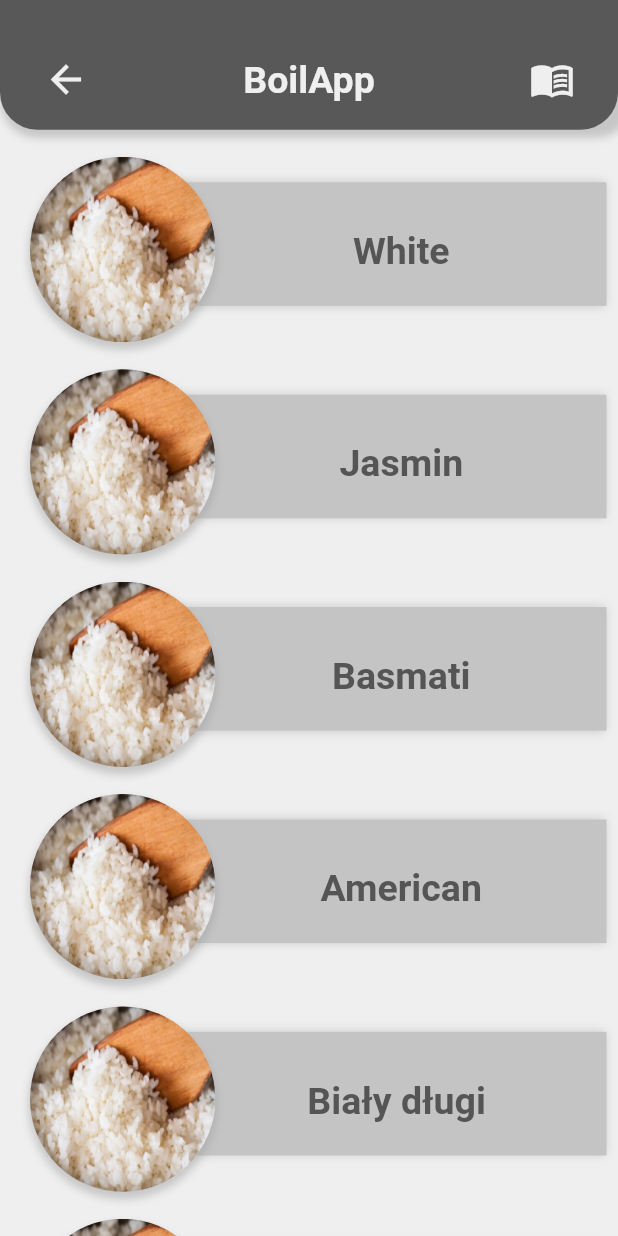
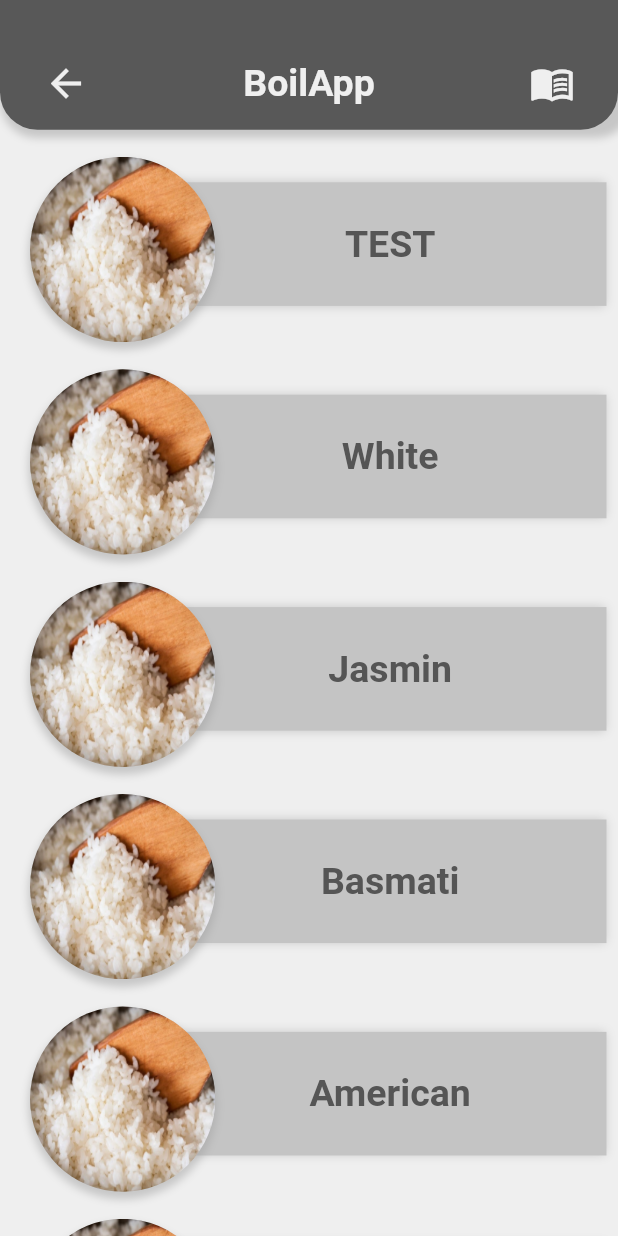
Before and after one commit to reszka-m/boil_app, a Flutter app: the screen it shows after launch, after a tap on "Rice", on a phone screen of 412 x 824 dp. Run offline on Flutter 3.47's test engine with Material 2 defaults, Android fonts, the phone set to English and light mode, and no system bars; our stand-ins replace google_mobile_ads; missing offline and left inert: soundpool; network calls fail.

Commit message:
We're getting closer!

```diff
--- a/lib/data.dart
+++ b/lib/data.dart
@@ -5,15 +5,24 @@ List<List<DataModel>> generateData() {
     [
       // ryże
       DataModel(
+        time: TimeModel(minutes: 0, seconds: 5),
+        imagePath: "assets/images/rice.jpg",
+        info:
+            "Jakis calkiem dlugi tekst co by tu mogl byc potencjalnie lecz nie analnie hehe",
+        name: "TEST",
+      ),
+      DataModel(
         time: TimeModel(minutes: 12, seconds: 0),
         imagePath: "assets/images/rice.jpg",
-        info: "",
+        info:
+            "Jakis calkiem dlugi tekst co by tu mogl byc potencjalnie lecz nie analnie hehe",
         name: "White",
       ),
       DataModel(
         time: TimeModel(minutes: 15, seconds: 0),
         imagePath: "assets/images/rice.jpg",
-        info: "",
+        info:
+            "Jakis calkiem dlugi tekst co by tu mogl byc potencjalnie lecz nie analnie hehe",
         name: "Jasmin",
       ),
       DataModel(
@@ -40,12 +49,7 @@ List<List<DataModel>> generateData() {
         info: "",
         name: "Długoziarnisty ",
       ),
-      DataModel(
-        time: TimeModel(minutes: 10, seconds: 0),
-        imagePath: "assets/images/rice.jpg",
-        info: "",
-        name: "Natural whole grain parboiled",
-      ),
+
       DataModel(
         time: TimeModel(minutes: 30, seconds: 0),
         imagePath: "assets/images/rice.jpg",
--- a/lib/screens/details_screen/components/upper_bar.dart
+++ b/lib/screens/details_screen/components/upper_bar.dart
@@ -38,7 +38,7 @@ class UpperBar extends StatelessWidget {
           padding: EdgeInsets.only(
               left: kDefaultPadding,
               right: kDefaultPadding,
-              top: kDefaultPadding),
+              top: kDefaultPadding + 5),
           child: Row(
             mainAxisAlignment: MainAxisAlignment.spaceBetween,
             children: [
--- a/lib/screens/epanded_screen/components/item_list_2.dart
+++ b/lib/screens/epanded_screen/components/item_list_2.dart
@@ -61,11 +61,11 @@ class SingleTile extends StatelessWidget {
                 ),
                 //text container
                 Positioned(
-                  right: size.width * 0.15,
-                  top: size.height * 0.08,
+                  right: 0,
+                  top: size.height * 0.05,
                   child: Container(
-                    width: 150,
-                    height: 30,
+                    width: size.width * 0.7,
+                    height: 70,
                     child: Align(
                       alignment: Alignment.center,
                       child: FittedBox(
--- a/lib/screens/epanded_screen/components/upper_bar.dart
+++ b/lib/screens/epanded_screen/components/upper_bar.dart
@@ -31,9 +31,11 @@ class UpperBar extends StatelessWidget {
             ),
           ),
           height: 0.105 * size.height,
-          padding:
-              EdgeInsets.only(left: kDefaultPadding, right: kDefaultPadding,
-              top: kDefaultPadding),
+          padding: EdgeInsets.only(
+            left: kDefaultPadding,
+            right: kDefaultPadding,
+            top: kDefaultPadding + 5,
+          ),
           child: Row(
             mainAxisAlignment: MainAxisAlignment.spaceBetween,
             children: [
--- a/lib/screens/home_page/components/item_list_1.dart
+++ b/lib/screens/home_page/components/item_list_1.dart
@@ -102,30 +102,32 @@ class SingleTile extends StatelessWidget {
                   width: size.width * 0.86,
                   margin: EdgeInsets.only(
                     top: kDefaultPadding + 15,
-                    left: kDefaultPadding + 30,
+                    left: size.width * 0.14,
                   ),
                 ),
                 //text container
-                Positioned(
-                  right: size.width * 0.15,
-                  top: size.height * 0.08,
-                  child: Container(
-                    width: 150,
-                    height: 30,
-                    child: Align(
-                      alignment: Alignment.center,
-                      child: Text(
-                        name,
-                        style: TextStyle(
-                            fontSize: 25, fontWeight: FontWeight.bold),
-                      ),
+                Container(
+                  margin: EdgeInsets.only(
+                    top: kDefaultPadding + 16,
+                    left: size.width * 0.3,
+                  ),
+                  width: size.width * 0.7,
+                  height: 70,
+                  child: Align(
+                    alignment: Alignment.center,
+                    child: Text(
+                      name,
+                      style:
+                          TextStyle(fontSize: 25, fontWeight: FontWeight.bold),
                     ),
                   ),
                 ),
                 //image container
                 Container(
                   margin: EdgeInsets.only(
-                      top: kDefaultPadding * 0.9, left: kDefaultPadding),
+                    top: kDefaultPadding * 0.9,
+                    left: kDefaultPadding,
+                  ),
                   width: size.width * 0.3,
                   height: size.height * 0.15,
                   decoration: BoxDecoration(
--- a/lib/screens/home_page/components/upper_bar.dart
+++ b/lib/screens/home_page/components/upper_bar.dart
@@ -34,7 +34,7 @@ class UpperBar extends StatelessWidget {
           padding: EdgeInsets.only(
               left: kDefaultPadding,
               right: kDefaultPadding,
-              top: kDefaultPadding),
+              top: kDefaultPadding + 5),
           child: Row(
             mainAxisAlignment: MainAxisAlignment.spaceBetween,
             children: [
--- a/pubspec.yaml
+++ b/pubspec.yaml
@@ -27,6 +27,7 @@ dependencies:
   shared_preferences: ^0.5.12
   google_mobile_ads: ^0.11.0+4
   provider: ^4.3.3
+  vibration: ^1.7.3
 
 
   # The following adds the Cupertino Icons font to your application.
```
Also changed, not shown: lib/screens/details_screen/components/info_bar.dart (+26 -14 lines), lib/screens/details_screen/timer_body.dart (+10 -0 lines), pubspec.lock, 1 other file.
